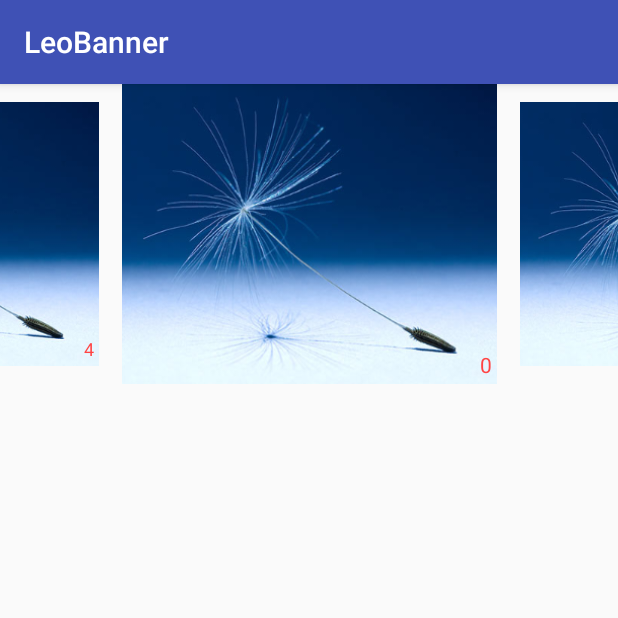
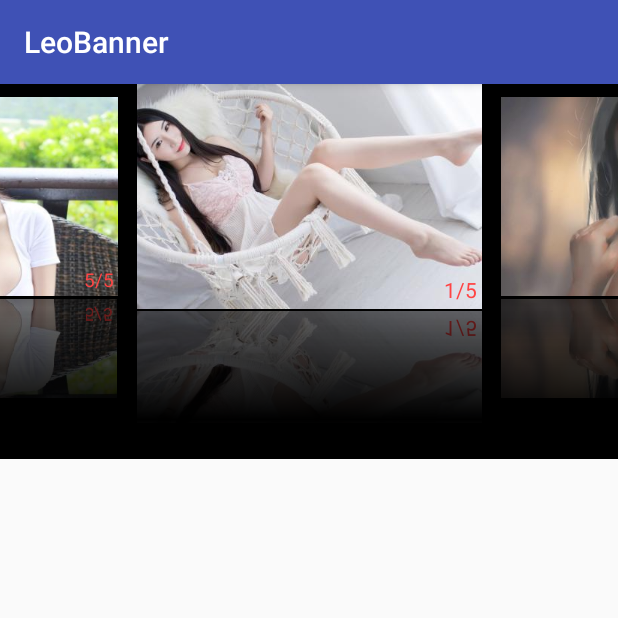
Before and after one commit to jarryleo/LeoBanner, an Android app: the screen it shows after launch (MainActivity), on a phone screen of 412 x 824 dp, the top half of it. Run offline under Robolectric (Android 15) with nearby library versions, the phone set to English and light mode, and no system bars; pictures from the network do not load.

Commit message:
画廊倒影完成

```diff
--- a/app/src/main/java/cn/leo/leobanner/MainActivity.java
+++ b/app/src/main/java/cn/leo/leobanner/MainActivity.java
@@ -12,9 +12,9 @@ import com.bumptech.glide.Glide;
 import java.util.ArrayList;
 import java.util.List;
 
-import cn.leo.banner.AnimationDecoration;
 import cn.leo.banner.InfiniteLayoutManager;
-import cn.leo.banner.LeoBanner;
+import cn.leo.banner.InvertedScaleDecoration;
+import cn.leo.banner.test.LeoBanner;
 
 /**
  * @author Leo
@@ -33,7 +33,7 @@ public class MainActivity extends AppCompatActivity {
         //无限循环
         mRecyclerView.setLayoutManager(new InfiniteLayoutManager());
         //滑动放大缩小动画
-        mRecyclerView.addItemDecoration(new AnimationDecoration());
+        mRecyclerView.addItemDecoration(new InvertedScaleDecoration());
         //自动居中
         new LinearSnapHelper().attachToRecyclerView(mRecyclerView);
 
--- a/app/src/main/java/cn/leo/leobanner/RvAdapter.java
+++ b/app/src/main/java/cn/leo/leobanner/RvAdapter.java
@@ -11,6 +11,7 @@ import android.view.ViewGroup;
  * @date : 2018/11/16 11:23
  */
 public class RvAdapter extends RecyclerView.Adapter<RvHolder> {
+    int[] mm = {R.mipmap.mm01, R.mipmap.mm02, R.mipmap.mm03, R.mipmap.mm04, R.mipmap.mm05};
 
     @NonNull
     @Override
@@ -21,11 +22,13 @@ public class RvAdapter extends RecyclerView.Adapter<RvHolder> {
 
     @Override
     public void onBindViewHolder(@NonNull RvHolder holder, int position) {
-        holder.setIdText(position);
+        holder.setIdText(position + 1 + "/" + getItemCount());
+        holder.setImage(mm[position]);
+        System.out.println("加载图片" + position);
     }
 
     @Override
     public int getItemCount() {
-        return 5;
+        return mm.length;
     }
 }
--- a/app/src/main/java/cn/leo/leobanner/RvHolder.java
+++ b/app/src/main/java/cn/leo/leobanner/RvHolder.java
@@ -1,8 +1,12 @@
 package cn.leo.leobanner;
 
+import android.support.annotation.DrawableRes;
 import android.support.v7.widget.RecyclerView;
 import android.view.View;
+import android.widget.ImageView;
 import android.widget.TextView;
+
+import com.bumptech.glide.Glide;
 
 /**
  * @author : Jarry Leo
@@ -11,13 +15,19 @@ import android.widget.TextView;
 public class RvHolder extends RecyclerView.ViewHolder {
 
     private final TextView mTextView;
+    private final ImageView mImageView;
 
     public RvHolder(View itemView) {
         super(itemView);
         mTextView = itemView.findViewById(R.id.tvId);
+        mImageView = itemView.findViewById(R.id.ivMM);
     }
 
-    public void setIdText(int id) {
-        mTextView.setText(String.valueOf(id));
+    public void setIdText(String text) {
+        mTextView.setText(text);
+    }
+
+    public void setImage(@DrawableRes int imageResId) {
+        Glide.with(itemView.getContext()).load(imageResId).into(mImageView);
     }
 }
--- a/app/src/main/res/layout/activity_main.xml
+++ b/app/src/main/res/layout/activity_main.xml
@@ -10,12 +10,13 @@
     <android.support.v7.widget.RecyclerView
         android:id="@+id/rvTest"
         android:layout_width="match_parent"
-        android:layout_height="200dp"
+        android:layout_height="250dp"
+        android:background="@android:color/black"
         app:layout_constraintLeft_toLeftOf="parent"
         app:layout_constraintRight_toRightOf="parent"
         app:layout_constraintTop_toTopOf="parent"/>
 
-    <cn.leo.banner.LeoBanner
+    <cn.leo.banner.test.LeoBanner
         android:id="@+id/banner"
         android:layout_width="410dp"
         android:layout_height="200dp"
@@ -23,12 +24,11 @@
         android:visibility="gone"
         app:layout_constraintBottom_toBottomOf="parent">
 
-    </cn.leo.banner.LeoBanner>
+    </cn.leo.banner.test.LeoBanner>
 
-    <cn.leo.banner.RhombusImageView
+    <cn.leo.banner.test.RhombusImageView
         android:layout_width="wrap_content"
         android:layout_height="wrap_content"
-        android:src="@mipmap/eee"
         android:visibility="gone"
         app:layout_constraintBottom_toBottomOf="parent"/>
 
--- a/app/src/main/res/layout/item_banner.xml
+++ b/app/src/main/res/layout/item_banner.xml
@@ -4,14 +4,14 @@
     xmlns:app="http://schemas.android.com/apk/res-auto"
     xmlns:tools="http://schemas.android.com/tools"
     android:layout_width="wrap_content"
-    android:layout_height="match_parent">
+    android:layout_height="wrap_content">
 
     <ImageView
-        android:id="@+id/ivTest"
-        android:layout_width="wrap_content"
-        android:layout_height="200dp"
+        android:id="@+id/ivMM"
+        android:layout_width="230dp"
+        android:layout_height="150dp"
         android:scaleType="centerCrop"
-        android:src="@mipmap/eee"
+        android:src="@mipmap/mm02"
         app:layout_constraintLeft_toLeftOf="parent"
         app:layout_constraintTop_toTopOf="parent"/>
 
@@ -21,8 +21,8 @@
         android:layout_height="wrap_content"
         android:layout_margin="3dp"
         android:textColor="@android:color/holo_red_light"
-        app:layout_constraintBottom_toBottomOf="@id/ivTest"
-        app:layout_constraintRight_toRightOf="@id/ivTest"
+        app:layout_constraintBottom_toBottomOf="@id/ivMM"
+        app:layout_constraintRight_toRightOf="@id/ivMM"
         tools:text="0"/>
 
 </android.support.constraint.ConstraintLayout>
--- a/banner/src/main/java/cn/leo/banner/InfiniteLayoutManager.java
+++ b/banner/src/main/java/cn/leo/banner/InfiniteLayoutManager.java
@@ -1,6 +1,7 @@
 package cn.leo.banner;
 
 import android.support.v7.widget.RecyclerView;
+import android.util.Log;
 import android.view.View;
 
 /**
@@ -49,25 +50,23 @@ public class InfiniteLayoutManager extends RecyclerView.LayoutManager {
         }
 
         //初始化时调用 填充childView
-        fill(recycler, state);
+        layout(recycler, state);
     }
 
     /**
      * 填充view 方法，需要支持 notify
      */
-    private void fill(RecyclerView.Recycler recycler, RecyclerView.State state) {
-
-        if (mHorizontalOffset > 0) {
-            //这是notify进来
-
-        } else {
+    private void layout(RecyclerView.Recycler recycler, RecyclerView.State state) {
         int leftOffset;
         //这是初始化
+        if (mHorizontalOffset != 0) {
+            return;
+        }
         //onLayoutChildren方法在RecyclerView 初始化时 会执行两遍,所以要把第一遍填充的轻回收
         detachAndScrapAttachedViews(recycler);
         int index = mFirstVisiblePosition;
         //第一个条目居中
-            View firstView = recycler.getViewForPosition(index % state.getItemCount());
+        View firstView = recycler.getViewForPosition(fixPosition(index));
         addView(firstView);
         measureChildWithMargins(firstView, 0, 0);
         int firstWidth = getDecoratedMeasuredWidth(firstView);
@@ -83,7 +82,7 @@ public class InfiniteLayoutManager extends RecyclerView.LayoutManager {
         index++;
         //往右排列
         while (leftOffset < getHorizontalSpace()) {
-                View view = recycler.getViewForPosition(index % state.getItemCount());
+            View view = recycler.getViewForPosition(fixPosition(index));
             addView(view);
             measureChildWithMargins(view, 0, 0);
             int childWidth = getDecoratedMeasuredWidth(view);
@@ -92,15 +91,18 @@ public class InfiniteLayoutManager extends RecyclerView.LayoutManager {
                     getPaddingTop(),
                     leftOffset + childWidth,
                     getPaddingTop() + getDecoratedMeasuredHeight(view));
-                leftOffset += getDecoratedMeasurementHorizontal(view);
+            int viewWidth = getDecoratedMeasurementHorizontal(view);
+            leftOffset += viewWidth;
             index++;
+            if (viewWidth == 0) {
+                throw new IllegalArgumentException("item layout width can not support wrap_content!");
+            }
         }
         mLastVisiblePosition = index - 1;
         //往左排列
-            index = getItemCount() - 1;
+        index = -1;
         while (temLeft > getPaddingLeft()) {
-                mFirstVisiblePosition--;
-                View view = recycler.getViewForPosition(index % state.getItemCount());
+            View view = recycler.getViewForPosition(fixPosition(index));
             addView(view, 0);
             measureChildWithMargins(view, 0, 0);
             int childWidth = getDecoratedMeasuredWidth(view);
@@ -112,7 +114,9 @@ public class InfiniteLayoutManager extends RecyclerView.LayoutManager {
             temLeft -= getDecoratedMeasurementHorizontal(view);
             index--;
         }
-        }
+        mFirstVisiblePosition = index + 1;
+        Log.e("1---", "layout:first-- " + mFirstVisiblePosition);
+        Log.e("1---", "layout:last -- " + mLastVisiblePosition);
     }
 
 
@@ -172,20 +176,19 @@ public class InfiniteLayoutManager extends RecyclerView.LayoutManager {
             //左滑
             //获取当前显示的最后一个view
             View child = getChildAt(getChildCount() - 1);
+            //找RecyclerView要一个新view（判断现在显示的最后一个view是不是adapter的最后一个）
+            if (getDecoratedRight(child) - dx < getWidth() - getPaddingRight()) {
                 int left = getDecoratedLeft(child);
                 int width = getDecoratedMeasuredWidth(child);
-            //找RecyclerView要一个新view（判断现在显示的最后一个view是不是adapter的最后一个）
-            if (getDecoratedRight(child) - dx < getWidth() - getPaddingRight()) {
                 int position = ++mLastVisiblePosition;
-                while (position < 0) {
-                    position += state.getItemCount();
-                }
-                View view = recycler.getViewForPosition(position % state.getItemCount());
+                View view = recycler.getViewForPosition(fixPosition(position));
                 addView(view);
                 measureChildWithMargins(view, 0, 0);
                 layoutDecoratedWithMargins(view, left + width, getPaddingTop(),
                         left + width + getDecoratedMeasuredWidth(view),
                         getPaddingTop() + getDecoratedMeasuredHeight(view));
+                Log.e("2---", "layout:first-- " + mFirstVisiblePosition);
+                Log.e("2---", "layout:last -- " + mLastVisiblePosition);
             }
         } else {
             //右滑
@@ -197,19 +200,26 @@ public class InfiniteLayoutManager extends RecyclerView.LayoutManager {
             if (leftOffset > 0) {
                 //左边漏空了，添加新的view，先判断前面是否还有view
                 int position = --mFirstVisiblePosition;
-                while (position < 0) {
-                    position += state.getItemCount();
-                }
-                View view = recycler.getViewForPosition(position % state.getItemCount());
+                View view = recycler.getViewForPosition(fixPosition(position));
                 //添加在左边
                 addView(view, 0);
                 measureChildWithMargins(view, 0, 0);
                 layoutDecoratedWithMargins(view, left - getDecoratedMeasuredWidth(view),
                         getPaddingTop(), left, getPaddingTop() + getDecoratedMeasuredHeight(view));
+                Log.e("3---", "layout:first-- " + mFirstVisiblePosition);
+                Log.e("3---", "layout:last -- " + mLastVisiblePosition);
             }
 
         }
         return dx;
+    }
+
+    /**
+     * 修正越界的索引
+     */
+    private int fixPosition(int position) {
+        int itemCount = getItemCount();
+        return (position % itemCount + itemCount) % itemCount;
     }
 
     /**
--- /dev/null
+++ b/banner/src/main/java/cn/leo/banner/InvertedScaleDecoration.java
@@ -0,0 +1,95 @@
+package cn.leo.banner;
+
+import android.graphics.Bitmap;
+import android.graphics.Canvas;
+import android.graphics.LinearGradient;
+import android.graphics.Matrix;
+import android.graphics.Paint;
+import android.graphics.PorterDuff;
+import android.graphics.PorterDuffXfermode;
+import android.graphics.Rect;
+import android.graphics.Shader;
+import android.support.v7.widget.RecyclerView;
+import android.view.View;
+
+/**
+ * @author : Jarry Leo
+ * @date : 2018/11/19 16:27
+ */
+public class InvertedScaleDecoration extends RecyclerView.ItemDecoration {
+
+    /**
+     * RecyclerView 的每次滚动都会调用，适合做滑动动画
+     */
+    @Override
+    public void onDrawOver(Canvas c, RecyclerView parent, RecyclerView.State state) {
+        RecyclerView.LayoutManager layoutManager = parent.getLayoutManager();
+        //当前显示的所有条目
+        int childCount = layoutManager.getChildCount();
+        int centerX = parent.getMeasuredWidth() / 2;
+        for (int i = 0; i < childCount; i++) {
+            View child = layoutManager.getChildAt(i);
+            int left = layoutManager.getDecoratedLeft(child);
+            int width = layoutManager.getDecoratedMeasuredWidth(child);
+            int center = left + width / 2;
+            int distance = Math.abs(center - centerX);
+            float scale = 0.9f + 0.1f * (1f - distance * 1f / centerX);
+            child.setScaleX(scale);
+            child.setScaleY(scale);
+
+            Rect rect = new Rect();
+            child.getDrawingRect(rect);
+            int height = rect.height() / 2;
+            int bottom = layoutManager.getDecoratedBottom(child) -
+                    (int) (layoutManager.getDecoratedBottom(child) * (1f - scale) + 0.5f) / 2;
+
+            left += (int) (width * (1f - scale) + 0.5f) / 2;
+            rect.left += left;
+            rect.right += left;
+            rect.top = bottom + 2;
+            rect.bottom = rect.top + height;
+            drawInverted(c, child, rect, scale);
+        }
+    }
+
+    private Paint paint = new Paint();
+
+    private void drawInverted(Canvas c, View view, Rect rect, float scale) {
+        System.out.println(rect);
+        Bitmap sourceBitmap = convertViewToBitmap(view);
+        //1.倒立图
+        Matrix matrix = new Matrix();
+        //以X轴向下翻转
+        int width = rect.width();
+        int height = rect.height();
+        matrix.preScale(scale, -scale);
+        //生成倒立图，宽度和原图一致，高度为原图的一半
+        Bitmap revertBitmap = Bitmap.createBitmap(sourceBitmap, 0, height, width,
+                height, matrix, false);
+        c.drawBitmap(revertBitmap, rect.left, rect.top, paint);
+        //3.画笔使用LinearGradient 线性渐变渲染
+        LinearGradient lg = new LinearGradient(0, 0,
+                0, height,
+                0x70ffffff,
+                0x00ffffff,
+                Shader.TileMode.MIRROR);
+        paint.setShader(lg);
+        //4.指定画笔的Xfermode 即绘制的模式（不同的模式，绘制的区域不同）
+        paint.setXfermode(new PorterDuffXfermode(PorterDuff.Mode.DST_IN));
+        //5.在倒立图区，绘制矩形渲染图层
+        c.drawRect(rect.left, rect.top, rect.left + rect.width() * scale, rect.top + rect.height(), paint);
+        paint.setXfermode(null);
+    }
+
+    private Bitmap convertViewToBitmap(View view) {
+        view.destroyDrawingCache();
+        view.setDrawingCacheEnabled(true);
+        Bitmap cacheBitmap = view.getDrawingCache(true);
+        if (cacheBitmap == null) {
+            return null;
+        }
+        Bitmap bitmap = Bitmap.createBitmap(cacheBitmap);
+        cacheBitmap.recycle();
+        return bitmap;
+    }
+}
--- a/banner/src/main/java/cn/leo/banner/AnimationDecoration.java
+++ b/banner/src/main/java/cn/leo/banner/ScaleDecoration.java
@@ -8,7 +8,7 @@ import android.view.View;
  * @author : Jarry Leo
  * @date : 2018/11/19 16:27
  */
-public class AnimationDecoration extends RecyclerView.ItemDecoration {
+public class ScaleDecoration extends RecyclerView.ItemDecoration {
 
     /**
      * RecyclerView 的每次滚动都会调用，适合做滑动动画
```
Also changed, not shown: banner/src/main/java/cn/leo/banner/test/LeoBanner.java (renamed from banner/src/main/java/cn/leo/banner/LeoBanner.java, +1 -1 lines), banner/src/main/java/cn/leo/banner/test/MyItemTouchHelper.java (renamed from banner/src/main/java/cn/leo/banner/MyItemTouchHelper.java, +1 -1 lines), banner/src/main/java/cn/leo/banner/test/RhombusImageView.java (renamed from banner/src/main/java/cn/leo/banner/RhombusImageView.java, +1 -1 lines), app/src/main/res/mipmap-xhdpi/eee.jpg (deleted), app/src/main/res/mipmap-xhdpi/mm01.jpg (added), app/src/main/res/mipmap-xhdpi/mm02.jpg (added), app/src/main/res/mipmap-xhdpi/mm03.jpg (added), app/src/main/res/mipmap-xhdpi/mm04.jpg (added), app/src/main/res/mipmap-xhdpi/mm05.jpg (added), 1 other file. Lines whose indentation alone changed are shown as unchanged.
